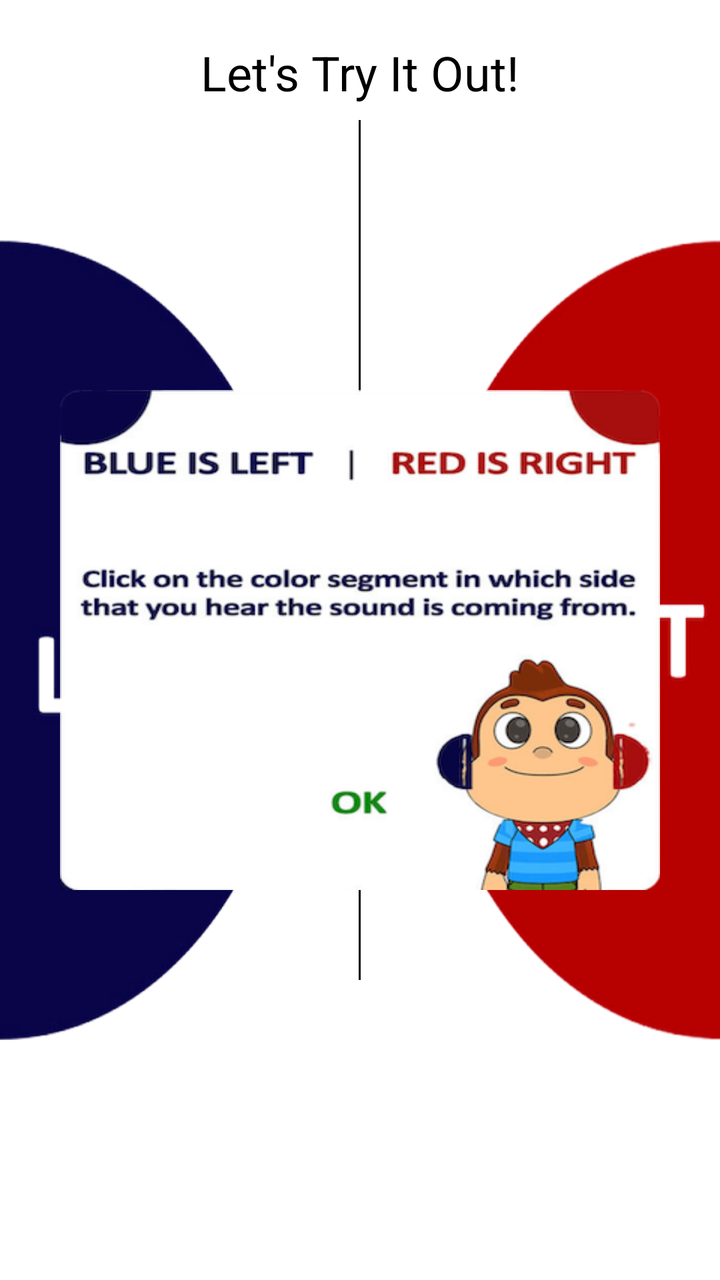
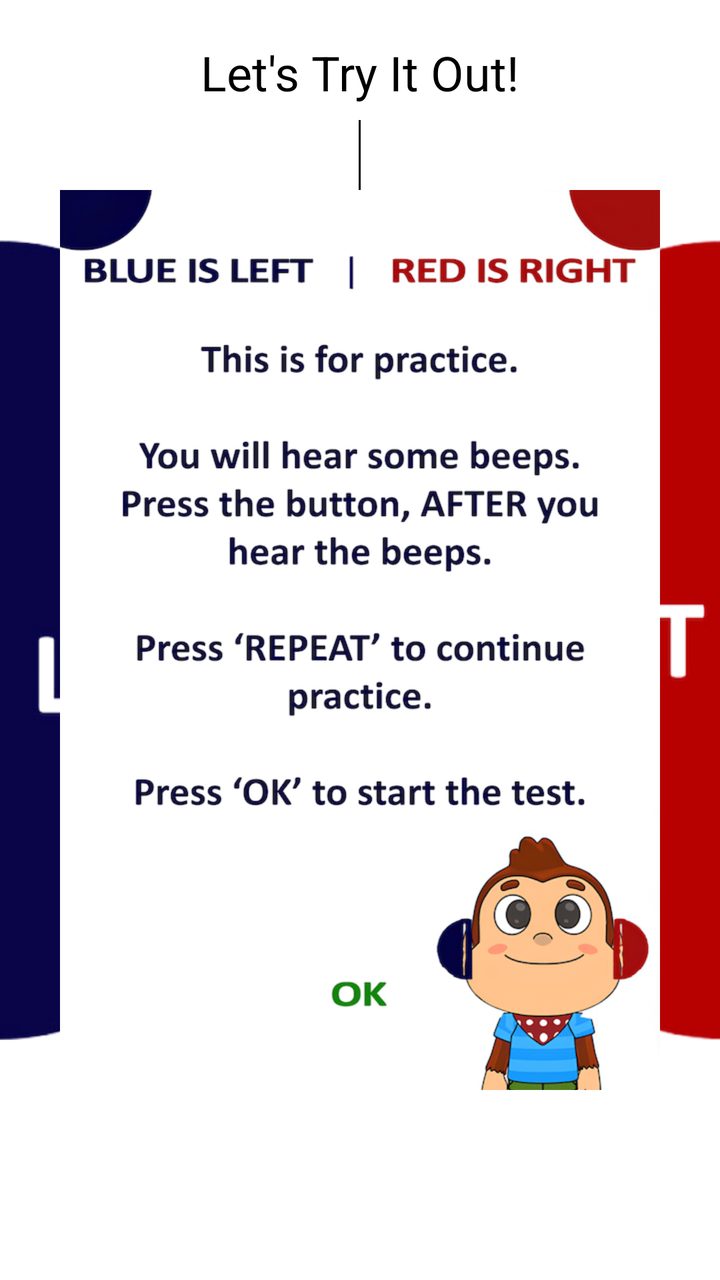

Two renders of the same Android screen: before a commit and after it. Below are the layout's source before the change and the commit's diff.
<!-- AndroidManifest.xml: application theme Theme.IAhead -->
<!-- res/layout/activity_leftright.xml -->
<?xml version="1.0" encoding="utf-8"?>
<RelativeLayout xmlns:android="http://schemas.android.com/apk/res/android"
    android:layout_width="match_parent"
    android:layout_height="match_parent"
    android:orientation="vertical">

    <TextView
        android:layout_marginTop="20dp"
        android:layout_width="match_parent"
        android:layout_height="wrap_content"
        android:text="Let's Try It Out!"
        android:textSize="24dp"
        android:gravity="center_horizontal"
        android:textColor="@color/black"/>

        <LinearLayout
            android:layout_centerVertical="true"
            android:id="@+id/ll_left"
            android:background="@drawable/left"
            android:orientation="vertical"
            android:layout_weight="1"
            android:layout_width="150dp"
            android:layout_height="400dp">

        </LinearLayout>

        <View
            android:layout_centerHorizontal="true"
            android:layout_marginBottom="150dp"
            android:layout_marginTop="60dp"
            android:layout_width="1dp"
            android:layout_height="match_parent"
            android:background="@color/black"/>

        <LinearLayout
            android:layout_alignParentRight="true"
            android:layout_centerVertical="true"
            android:id="@+id/ll_right"
            android:layout_marginLeft="40dp"
            android:background="@drawable/right"
            android:orientation="vertical"
            android:layout_weight="1"
            android:layout_width="150dp"
            android:layout_height="400dp">

        </LinearLayout>

    <ImageView
        android:id="@+id/ivClose"
        android:layout_centerVertical="true"
        android:layout_marginRight="30dp"
        android:layout_marginLeft="30dp"
        android:layout_width="match_parent"
        android:layout_height="250dp"
        android:background="@drawable/soundcheck"/>

    <LinearLayout
        android:visibility="gone"
        android:id="@+id/ll_skip"
        android:layout_marginBottom="50dp"
        android:layout_alignParentBottom="true"
        android:padding="5dp"
        android:layout_marginRight="30dp"
        android:layout_marginLeft="30dp"
        android:background="@color/dark_grey"
        android:layout_centerHorizontal="true"
        android:layout_width="wrap_content"
        android:layout_height="wrap_content">

        <TextView
            android:layout_marginLeft="10dp"
            android:layout_marginRight="10dp"
            android:id="@+id/tv_skip"
            android:layout_width="wrap_content"
            android:layout_height="wrap_content"
            android:text="Skip"
            android:textSize="24dp"
            android:textStyle="bold"
            android:textColor="@color/black"/>
    </LinearLayout>

    <LinearLayout
        android:id="@+id/ll_proceed"
        android:weightSum="2"
        android:visibility="gone"
        android:layout_marginBottom="50dp"
        android:layout_alignParentBottom="true"
        android:orientation="horizontal"
        android:layout_width="match_parent"
        android:layout_height="wrap_content">

        <LinearLayout
            android:padding="5dp"
            android:layout_marginRight="30dp"
            android:layout_marginLeft="30dp"
            android:background="@color/dark_grey"
            android:gravity="center_horizontal"
            android:layout_weight="1"
            android:layout_width="0dp"
            android:layout_height="wrap_content">

            <TextView
                android:layout_marginLeft="10dp"
                android:layout_marginRight="10dp"
                android:id="@+id/tv_repeat"
                android:layout_width="wrap_content"
                android:layout_height="wrap_content"
                android:text="Repeat"
                android:textSize="24dp"
                android:textStyle="bold"
                android:textColor="@color/black"/>
        </LinearLayout>

        <LinearLayout
            android:padding="5dp"
            android:layout_marginRight="30dp"
            android:layout_marginLeft="30dp"
            android:background="@color/dark_grey"
            android:gravity="center_horizontal"
            android:layout_weight="1"
            android:layout_width="0dp"
            android:layout_height="wrap_content">
            <TextView
                android:layout_marginLeft="10dp"
                android:layout_marginRight="10dp"
                android:id="@+id/tv_proceed"
                android:layout_width="wrap_content"
                android:layout_height="wrap_content"
                android:text="Proceed"
                android:textSize="24dp"
                android:textStyle="bold"
                android:layout_centerHorizontal="true"
                android:textColor="@color/black"/>
        </LinearLayout>
    </LinearLayout>
</RelativeLayout>
<!-- resources referenced by this layout -->
<resources>
  <color name="black">#FF000000</color>
  <color name="dark_grey">#71797E</color>
  <!-- drawable left: png bitmap (drawable, 80347 bytes) -->
  <!-- drawable right: png bitmap (drawable, 54598 bytes) -->
  <!-- drawable soundcheck: png bitmap (drawable, 100813 bytes) -->
  <style name="Theme.IAhead" parent="Theme.MaterialComponents.DayNight.NoActionBar">
          
          <item name="colorPrimary">@color/purple_500</item>
          <item name="colorPrimaryVariant">@color/purple_700</item>
          <item name="colorOnPrimary">@color/white</item>
          
          <item name="colorSecondary">@color/teal_200</item>
          <item name="colorSecondaryVariant">@color/teal_700</item>
          <item name="colorOnSecondary">@color/black</item>
          
          <item name="android:statusBarColor">?attr/colorPrimaryVariant</item>
          
      </style>
  <color name="purple_500">#FF6200EE</color>
  <color name="purple_700">#FF3700B3</color>
  <color name="white">#FFFFFFFF</color>
  <color name="teal_200">#FF03DAC5</color>
  <color name="teal_700">#FF018786</color>
</resources>

<!-- the commit's change to res/layout/activity_leftright.xml (unified diff, before → after) -->
@@ -51,8 +51,8 @@
         android:layout_marginRight="30dp"
         android:layout_marginLeft="30dp"
         android:layout_width="match_parent"
-        android:layout_height="250dp"
-        android:background="@drawable/soundcheck"/>
+        android:layout_height="450dp"
+        android:background="@drawable/soundcheck_new"/>
 
     <LinearLayout
         android:visibility="gone"
<!-- resource entries referenced after the edit -->
@@ -4,7 +4,7 @@
   <color name="dark_grey">#71797E</color>
   <!-- drawable left: png bitmap (drawable, 80347 bytes) -->
   <!-- drawable right: png bitmap (drawable, 54598 bytes) -->
-  <!-- drawable soundcheck: png bitmap (drawable, 100813 bytes) -->
+  <!-- drawable soundcheck_new: png bitmap (drawable, 236030 bytes) -->
   <style name="Theme.IAhead" parent="Theme.MaterialComponents.DayNight.NoActionBar">
           
           <item name="colorPrimary">@color/purple_500</item>
